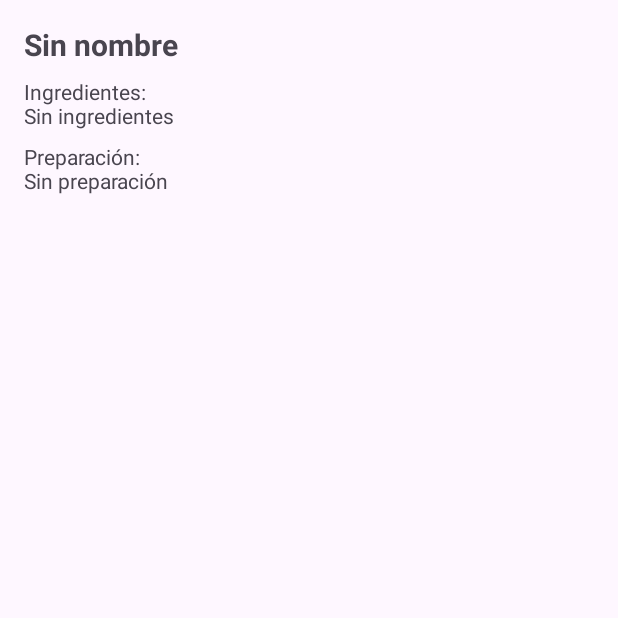
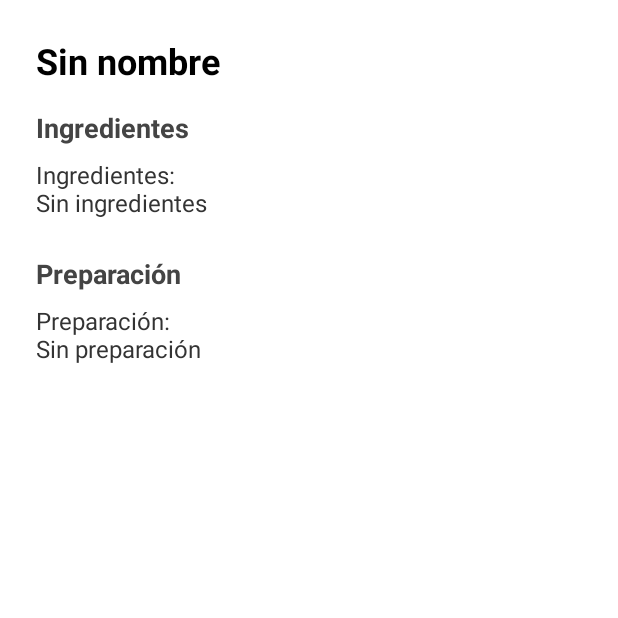
Before and after one commit to Andres-Quintanilla/Practico-Recetario, an Android app: the DetalleRecetaActivity screen opened directly, with no data from a screen before it, on a phone screen of 412 x 824 dp, the top half of it. Run offline under Robolectric (Android 15) with nearby library versions, the phone set to English and light mode, and no system bars.

Commit message:
proyecto terminado

```diff
--- a/app/src/main/AndroidManifest.xml
+++ b/app/src/main/AndroidManifest.xml
@@ -23,6 +23,7 @@
         </activity>
         <activity android:name="com.example.recetario.ui.activities.ListaRecetasActivity" />
         <activity android:name="com.example.recetario.ui.activities.DetalleRecetaActivity" />
+        <activity android:name="com.example.recetario.ui.activities.AgregarRecetaActivity"/>
 
 
     </application>
--- a/app/src/main/java/com/example/practicorecetario/repositories/RecetaRepository.kt
+++ b/app/src/main/java/com/example/practicorecetario/repositories/RecetaRepository.kt
@@ -28,7 +28,6 @@ object RecetaRepository {
             Receta(nombre = "Sopa de verduras", ingredientes = "Zanahoria, Papa, Cebolla, Pimiento", preparacion = "Hervir todos los vegetales en agua con sal."),
             Receta(nombre = "Pescado al ajo", ingredientes = "Pescado, Ajo, Perejil", preparacion = "Cocinar el pescado con ajo y espolvorear perejil."),
             Receta(nombre = "Yuca frita", ingredientes = "Yuca, Sal", preparacion = "Hervir la yuca y luego freírla."),
-            Receta(nombre = "Tortilla de huevo", ingredientes = "Huevo, Cebolla, Pimiento", preparacion = "Batir huevos, agregar cebolla y pimiento picado y cocinar.")
         ).filter { it.nombre.trim().lowercase() !in existentes }
 
         lista.forEach { dao.insertar(it) }
--- a/app/src/main/java/com/example/practicorecetario/ui/activities/ListaRecetasActivity.kt
+++ b/app/src/main/java/com/example/practicorecetario/ui/activities/ListaRecetasActivity.kt
@@ -36,8 +36,7 @@ class ListaRecetasActivity : AppCompatActivity() {
         recetaViewModel.cargarRecetas(this, ingredientesSeleccionados)
 
         binding.btnAgregarReceta.setOnClickListener {
-            // Asegúrate de tener esta Activity declarada en el manifest
-            // startActivity(Intent(this, AgregarRecetaActivity::class.java))
+             startActivity(Intent(this, AgregarRecetaActivity::class.java))
         }
     }
 
--- a/app/src/main/res/layout/activity_detalle_receta.xml
+++ b/app/src/main/res/layout/activity_detalle_receta.xml
@@ -1,33 +1,59 @@
 <?xml version="1.0" encoding="utf-8"?>
 <ScrollView xmlns:android="http://schemas.android.com/apk/res/android"
     android:layout_width="match_parent"
-    android:layout_height="match_parent">
+    android:layout_height="match_parent"
+    android:fillViewport="true"
+    android:background="#FFFFFF">
 
     <LinearLayout
         android:orientation="vertical"
-        android:padding="16dp"
+        android:padding="24dp"
         android:layout_width="match_parent"
-        android:layout_height="wrap_content">
+        android:layout_height="match_parent"
+        android:gravity="center_horizontal">
 
         <TextView
             android:id="@+id/tvNombreReceta"
             android:text="Nombre del platillo"
-            android:textSize="20sp"
+            android:textSize="24sp"
             android:textStyle="bold"
+            android:textColor="#000000"
+            android:layout_marginBottom="16dp"
+            android:layout_width="match_parent"
+            android:layout_height="wrap_content" />
+
+        <TextView
+            android:text="Ingredientes"
+            android:textSize="18sp"
+            android:textStyle="bold"
+            android:textColor="#444444"
             android:layout_marginBottom="8dp"
             android:layout_width="match_parent"
             android:layout_height="wrap_content" />
 
         <TextView
             android:id="@+id/tvIngredientesReceta"
-            android:text="Ingredientes:"
+            android:text="Aquí van los ingredientes"
+            android:textSize="16sp"
+            android:textColor="#333333"
+            android:layout_marginBottom="24dp"
+            android:layout_width="match_parent"
+            android:layout_height="wrap_content" />
+
+        <TextView
+            android:text="Preparación"
+            android:textSize="18sp"
+            android:textStyle="bold"
+            android:textColor="#444444"
             android:layout_marginBottom="8dp"
             android:layout_width="match_parent"
             android:layout_height="wrap_content" />
 
         <TextView
             android:id="@+id/tvPreparacionReceta"
-            android:text="Preparación:"
+            android:text="Aquí va el texto de preparación"
+            android:textSize="16sp"
+            android:textColor="#333333"
             android:layout_width="match_parent"
             android:layout_height="wrap_content" />
     </LinearLayout>
```
Also changed, not shown: app/src/main/java/com/example/practicorecetario/ui/activities/AgregarRecetaActivity.kt (added, +43 -0 lines), app/src/main/java/com/example/practicorecetario/ui/viewmodels/RecetaViewModel.kt (+16 -6 lines).
